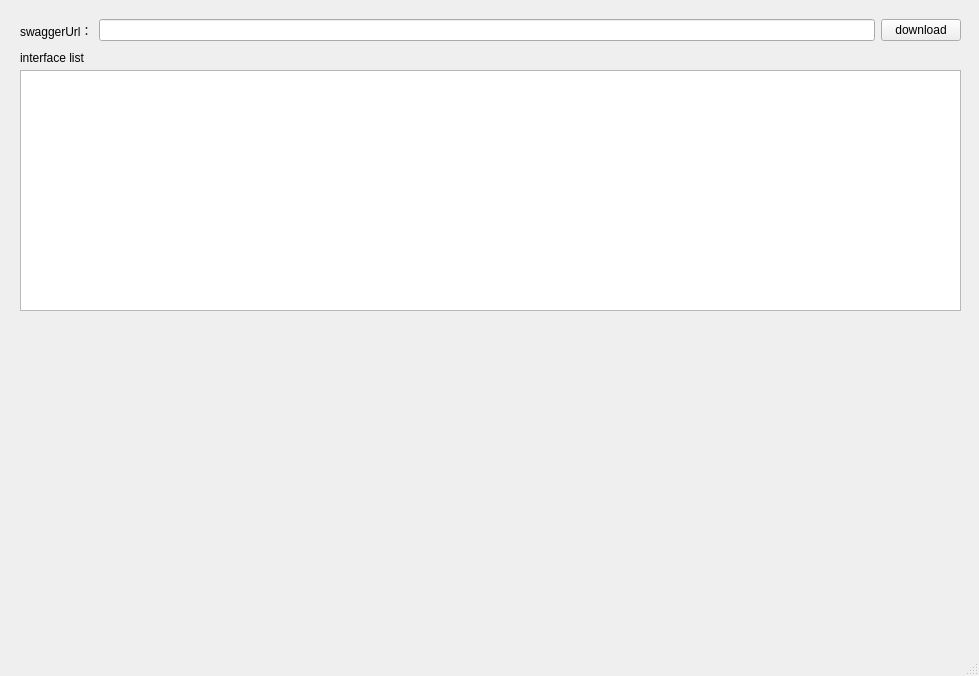
First picture: the form in ui/main.ui, repository atChenAn/SimpleJmeter, before the edit.
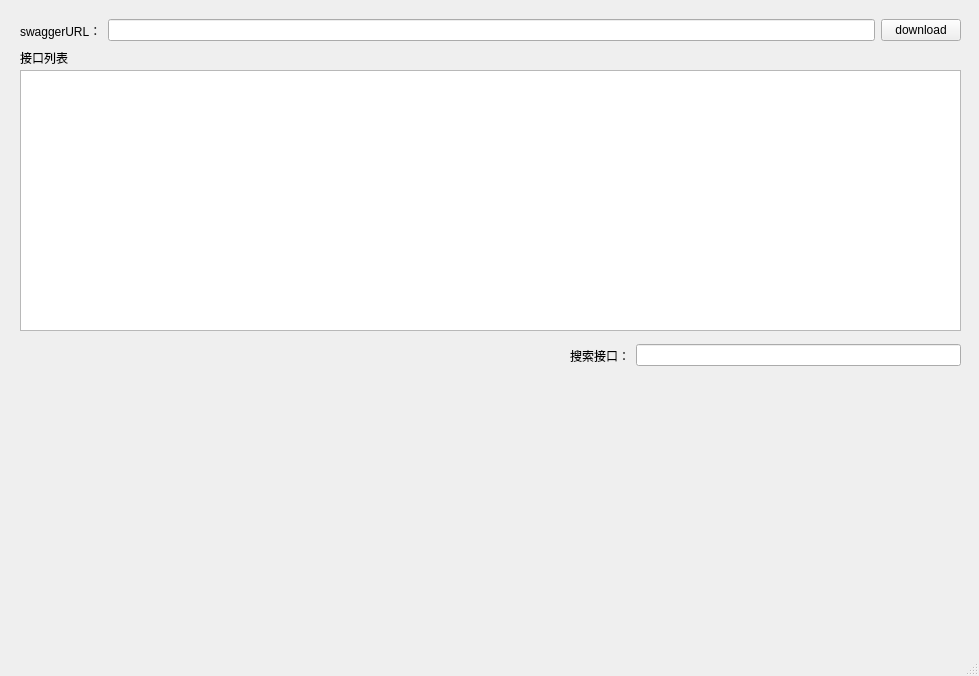
Second picture: the form after the edit.

```diff
--- a/ui/main.ui
+++ b/ui/main.ui
@@ -2,6 +2,9 @@
 <ui version="4.0">
  <class>MainWindow</class>
  <widget class="QMainWindow" name="MainWindow">
+  <property name="enabled">
+   <bool>true</bool>
+  </property>
   <property name="geometry">
    <rect>
     <x>0</x>
@@ -27,7 +30,7 @@
      <item>
       <widget class="QLabel" name="label">
        <property name="text">
-        <string>swaggerUrl：</string>
+        <string>swaggerURL：</string>
        </property>
       </widget>
      </item>
@@ -53,7 +56,7 @@
      </rect>
     </property>
     <property name="text">
-     <string>interface list</string>
+     <string>接口列表</string>
     </property>
    </widget>
    <widget class="QTableWidget" name="tableWidget">
@@ -62,10 +65,32 @@
       <x>20</x>
       <y>70</y>
       <width>941</width>
-      <height>241</height>
+      <height>261</height>
      </rect>
     </property>
    </widget>
+   <widget class="QWidget" name="horizontalLayoutWidget_2">
+    <property name="geometry">
+     <rect>
+      <x>570</x>
+      <y>340</y>
+      <width>391</width>
+      <height>31</height>
+     </rect>
+    </property>
+    <layout class="QHBoxLayout" name="horizontalLayout_2">
+     <item>
+      <widget class="QLabel" name="label_3">
+       <property name="text">
+        <string>搜索接口：</string>
+       </property>
+      </widget>
+     </item>
+     <item>
+      <widget class="QLineEdit" name="searchLineEdit"/>
+     </item>
+    </layout>
+   </widget>
   </widget>
   <widget class="QMenuBar" name="menubar">
    <property name="geometry">
```
Left out of the diff: 4 changed lines with no effect on the pictures.
